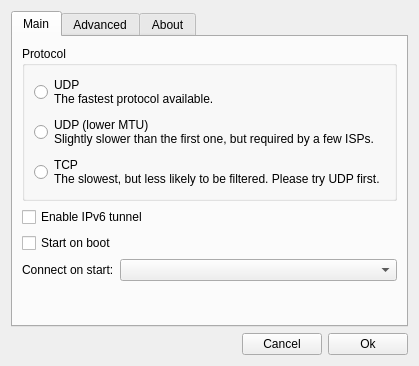
This is src/settingswindow.ui in PacketImpact/lvpngui as Qt 5 draws it before an edit. The edited form follows.
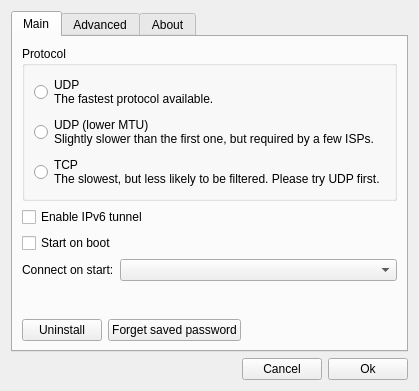
This is the edited form.

Patch:
```diff
--- a/src/settingswindow.ui
+++ b/src/settingswindow.ui
@@ -7,7 +7,7 @@
     <x>0</x>
     <y>0</y>
     <width>387</width>
-    <height>352</height>
+    <height>391</height>
    </rect>
   </property>
   <property name="windowTitle">
@@ -27,21 +27,7 @@
      </property>
     </spacer>
    </item>
-   <item row="1" column="2">
-    <widget class="QPushButton" name="saveButton">
-     <property name="text">
-      <string>Ok</string>
-     </property>
-    </widget>
-   </item>
-   <item row="1" column="1">
-    <widget class="QPushButton" name="cancelButton">
-     <property name="text">
-      <string>Cancel</string>
-     </property>
-    </widget>
-   </item>
-   <item row="0" column="0" colspan="3">
+   <item row="0" column="0" colspan="5">
     <widget class="QTabWidget" name="tabWidget">
      <property name="currentIndex">
       <number>0</number>
@@ -110,6 +96,13 @@
          </property>
         </widget>
        </item>
+       <item row="4" column="0">
+        <widget class="QLabel" name="label">
+         <property name="text">
+          <string>Connect on start:</string>
+         </property>
+        </widget>
+       </item>
        <item row="4" column="1">
         <widget class="QComboBox" name="autoconnectBox">
          <property name="editable">
@@ -117,12 +110,52 @@
          </property>
         </widget>
        </item>
-       <item row="4" column="0">
-        <widget class="QLabel" name="label">
-         <property name="text">
-          <string>Connect on start:</string>
+       <item row="5" column="0">
+        <spacer name="verticalSpacer_3">
+         <property name="orientation">
+          <enum>Qt::Vertical</enum>
          </property>
-        </widget>
+         <property name="sizeType">
+          <enum>QSizePolicy::Maximum</enum>
+         </property>
+         <property name="sizeHint" stdset="0">
+          <size>
+           <width>20</width>
+           <height>1000</height>
+          </size>
+         </property>
+        </spacer>
+       </item>
+       <item row="6" column="0" colspan="2">
+        <layout class="QHBoxLayout" name="horizontalLayout_2">
+         <item>
+          <widget class="QPushButton" name="uninstallButton">
+           <property name="text">
+            <string>Uninstall</string>
+           </property>
+          </widget>
+         </item>
+         <item>
+          <widget class="QPushButton" name="forgetPwButton">
+           <property name="text">
+            <string>Forget saved password</string>
+           </property>
+          </widget>
+         </item>
+         <item>
+          <spacer name="horizontalSpacer_3">
+           <property name="orientation">
+            <enum>Qt::Horizontal</enum>
+           </property>
+           <property name="sizeHint" stdset="0">
+            <size>
+             <width>40</width>
+             <height>20</height>
+            </size>
+           </property>
+          </spacer>
+         </item>
+        </layout>
        </item>
       </layout>
      </widget>
@@ -173,6 +206,22 @@
          </property>
         </widget>
        </item>
+       <item row="6" column="0" colspan="2">
+        <widget class="QLabel" name="label_2">
+         <property name="text">
+          <string>Additional configuration:</string>
+         </property>
+        </widget>
+       </item>
+       <item row="7" column="0" colspan="2">
+        <widget class="QTextEdit" name="addConfigEdit">
+         <property name="font">
+          <font>
+           <family>Consolas</family>
+          </font>
+         </property>
+        </widget>
+       </item>
        <item row="8" column="0">
         <spacer name="verticalSpacer_2">
          <property name="orientation">
@@ -204,52 +253,9 @@
           <property name="bottomMargin">
            <number>0</number>
           </property>
-          <item row="0" column="1">
-           <widget class="QPushButton" name="uninstallButton">
-            <property name="text">
-             <string>Uninstall</string>
-            </property>
-           </widget>
-          </item>
-          <item row="0" column="2">
-           <widget class="QPushButton" name="forgetPwButton">
-            <property name="text">
-             <string>Forget saved password</string>
-            </property>
-           </widget>
-          </item>
-          <item row="0" column="3">
-           <spacer name="horizontalSpacer_2">
-            <property name="orientation">
-             <enum>Qt::Horizontal</enum>
-            </property>
-            <property name="sizeHint" stdset="0">
-             <size>
-              <width>40</width>
-              <height>20</height>
-             </size>
-            </property>
-           </spacer>
-          </item>
          </layout>
         </widget>
        </item>
-       <item row="6" column="0" colspan="2">
-        <widget class="QLabel" name="label_2">
-         <property name="text">
-          <string>Additional OpenVPN configuration:</string>
-         </property>
-        </widget>
-       </item>
-       <item row="7" column="0" colspan="2">
-        <widget class="QTextEdit" name="addConfigEdit">
-         <property name="font">
-          <font>
-           <family>Consolas</family>
-          </font>
-         </property>
-        </widget>
-       </item>
       </layout>
      </widget>
      <widget class="QWidget" name="aboutTab">
@@ -322,6 +328,20 @@
      </widget>
     </widget>
    </item>
+   <item row="1" column="3">
+    <widget class="QPushButton" name="cancelButton">
+     <property name="text">
+      <string>Cancel</string>
+     </property>
+    </widget>
+   </item>
+   <item row="1" column="4">
+    <widget class="QPushButton" name="saveButton">
+     <property name="text">
+      <string>Ok</string>
+     </property>
+    </widget>
+   </item>
   </layout>
  </widget>
  <resources/>
```
